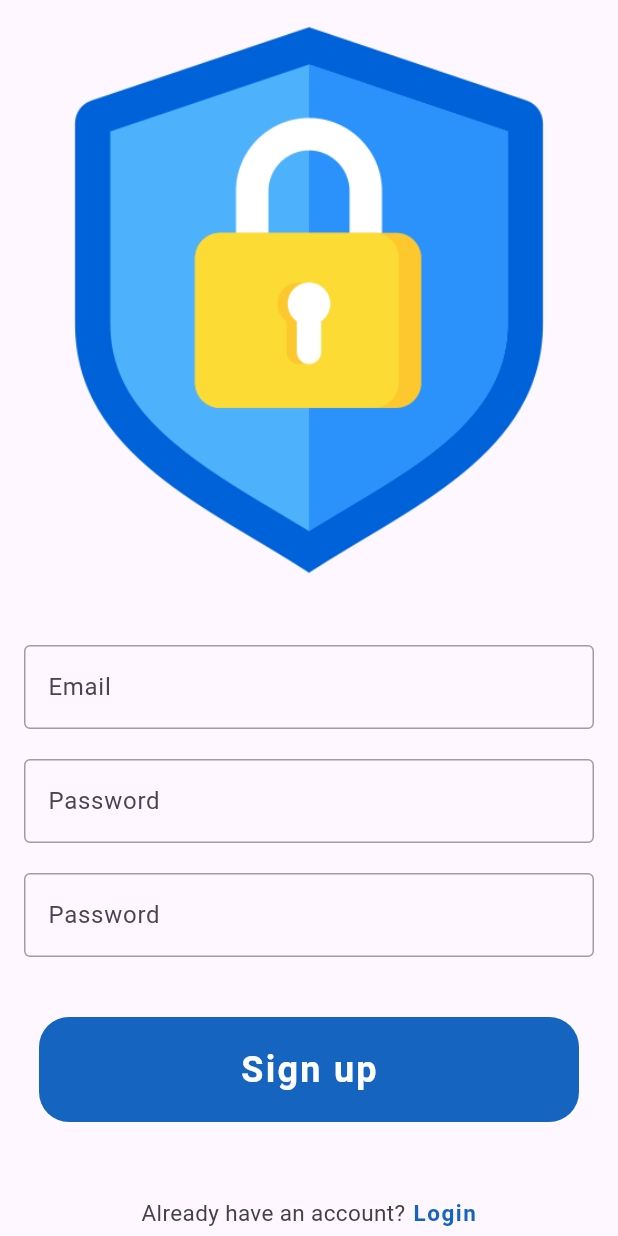
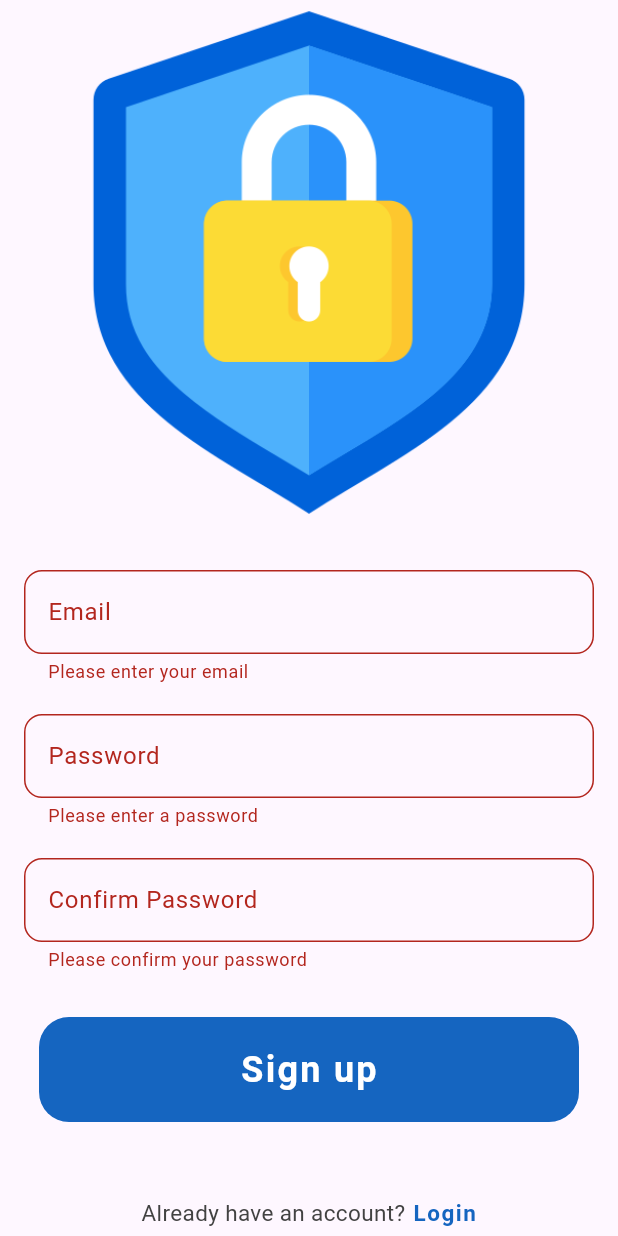
Before and after one commit to iamfarazbaloch/flutter_projects, a Flutter app: the SignUpPage screen opened directly, after a tap on "Sign up", on a phone screen of 412 x 824 dp. Run offline on Flutter 3.47's test engine with Material 3 defaults, Android fonts, the phone set to English and light mode, and no system bars; our stand-ins replace flutter_slidable, gap, google_fonts, hive, hive_flutter, permission_handler; missing offline and left inert: agora_rtc_engine; accounts and stored records are empty.

```diff
--- a/ecommerce_app/lib/pages/sign_up_page.dart
+++ b/ecommerce_app/lib/pages/sign_up_page.dart
@@ -1,3 +1,4 @@
+import 'package:ecommerce_app/pages/login_page.dart';
 import 'package:ecommerce_app/widgets/my_button.dart'
     show MyButton;
 import 'package:ecommerce_app/widgets/my_text_field.dart'
@@ -17,12 +18,47 @@ class _SignUpPageState extends State<SignUpPage> {
       TextEditingController();
   final TextEditingController passwordController =
       TextEditingController();
+  final TextEditingController confirmPasswordController =
+      TextEditingController();
+  final GlobalKey<FormState> _formKey =
+      GlobalKey<FormState>();
 
   @override
   void dispose() {
     emailController.dispose();
     passwordController.dispose();
+    confirmPasswordController.dispose();
     super.dispose();
+  }
+
+  void _signUp() {
+    FocusScope.of(context).unfocus(); // Hide keyboard
+    if (_formKey.currentState!.validate()) {
+      if (passwordController.text !=
+          confirmPasswordController.text) {
+        ScaffoldMessenger.of(context).showSnackBar(
+          const SnackBar(
+            content: Text("Passwords do not match"),
+          ),
+        );
+        return;
+      }
+
+      // TODO: Add sign-up logic here
+
+      ScaffoldMessenger.of(context).showSnackBar(
+        const SnackBar(
+          content: Text("Account created successfully"),
+        ),
+      );
+
+      Navigator.pushReplacement(
+        context,
+        MaterialPageRoute(
+          builder: (_) => const LoginPage(),
+        ),
+      );
+    }
   }
 
   @override
@@ -34,15 +70,16 @@ class _SignUpPageState extends State<SignUpPage> {
             horizontal: 16.0,
           ),
           child: SingleChildScrollView(
-            child: SizedBox(
+            child: Form(
+              key: _formKey,
               child: Column(
                 crossAxisAlignment:
-                    CrossAxisAlignment.start,
+                    CrossAxisAlignment.center,
                 children: [
                   Center(
                     child: Image.asset(
                       'assets/images/secure.png',
-                      height: 400,
+                      height: 350,
                     ),
                   ),
                   const Gap(30),
@@ -50,24 +87,40 @@ class _SignUpPageState extends State<SignUpPage> {
                     controller: emailController,
                     hintText: 'Email',
                     obscureText: false,
+                    validator: (value) {
+                      if (value == null || value.isEmpty) {
+                        return 'Please enter your email';
+                      }
+                      return null;
+                    },
                   ),
                   const Gap(20),
                   MyTextField(
                     controller: passwordController,
                     hintText: 'Password',
                     obscureText: true,
+                    validator: (value) {
+                      if (value == null || value.isEmpty) {
+                        return 'Please enter a password';
+                      }
+                      return null;
+                    },
                   ),
                   const Gap(20),
                   MyTextField(
-                    controller: passwordController,
-                    hintText: 'Password',
+                    controller: confirmPasswordController,
+                    hintText: 'Confirm Password',
                     obscureText: true,
+                    validator: (value) {
+                      if (value == null || value.isEmpty) {
+                        return 'Please confirm your password';
+                      }
+                      return null;
+                    },
                   ),
-                  const Gap(40),
+                  const Gap(30),
                   MyButton(
-                    onTap: () {
-                      // Add signup logic here
-                    },
+                    onTap: _signUp,
                     text: 'Sign up',
                     color: Colors.blue.shade800,
                   ),
@@ -86,7 +139,13 @@ class _SignUpPageState extends State<SignUpPage> {
                       const SizedBox(width: 5),
                       GestureDetector(
                         onTap: () {
-                          // Navigate to sign-up page
+                          Navigator.pushReplacement(
+                            context,
+                            MaterialPageRoute(
+                              builder:
+                                  (_) => const LoginPage(),
+                            ),
+                          );
                         },
                         child: Text(
                           'Login',
@@ -100,6 +159,7 @@ class _SignUpPageState extends State<SignUpPage> {
                       ),
                     ],
                   ),
+                  const SizedBox(height: 30),
                 ],
               ),
             ),
--- a/ecommerce_app/lib/widgets/my_text_field.dart
+++ b/ecommerce_app/lib/widgets/my_text_field.dart
@@ -4,17 +4,22 @@ class MyTextField extends StatelessWidget {
   final TextEditingController controller;
   final String hintText;
   final bool obscureText;
+  final String? Function(String?)? validator;
+
   const MyTextField({
     super.key,
     required this.controller,
     required this.hintText,
     required this.obscureText,
+    this.validator,
   });
 
   @override
   Widget build(BuildContext context) {
-    return TextField(
+    return TextFormField(
       controller: controller,
+      validator: validator,
+      obscureText: obscureText,
       decoration: InputDecoration(
         border: OutlineInputBorder(
           borderRadius: BorderRadius.circular(12),
@@ -36,7 +41,6 @@ class MyTextField extends StatelessWidget {
           color: Colors.grey.shade500,
         ),
       ),
-      obscureText: obscureText,
     );
   }
 }
```
Also changed, not shown: ecommerce_app/lib/pages/login_page.dart (+50 -12 lines).
